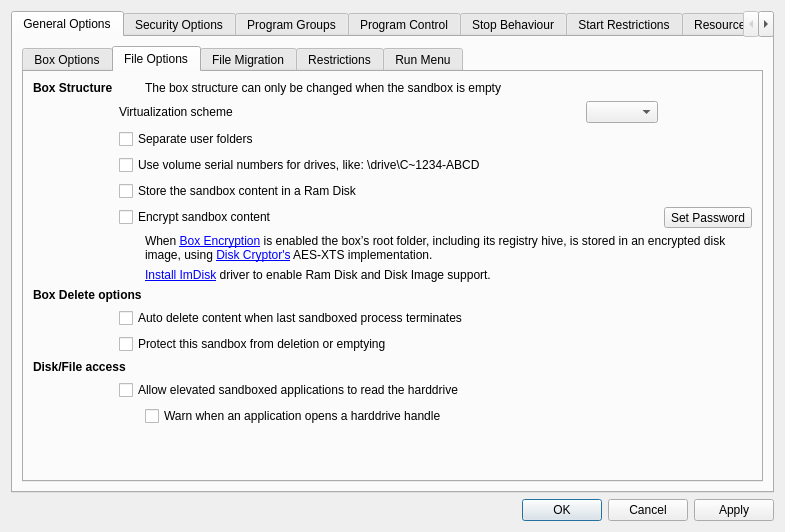
The window that SandboxiePlus/SandMan/Forms/OptionsWindow.ui (sandboxie-plus/Sandboxie) describes before a commit, drawn with Qt 5.
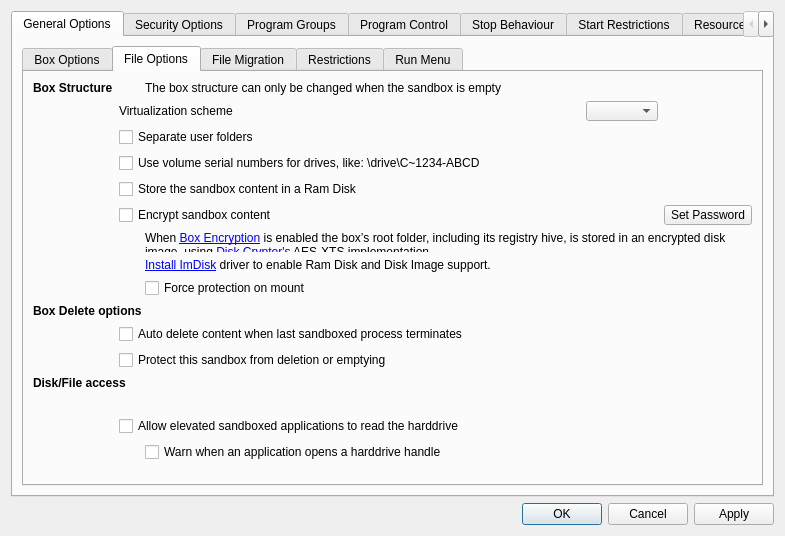
The same window after the commit. The open tabs and pages were chosen to show the change.

Commit message: Add an option to force the protection of an encrypted sandbox to be enabled.

The edit to the form file:
```diff
--- a/SandboxiePlus/SandMan/Forms/OptionsWindow.ui
+++ b/SandboxiePlus/SandMan/Forms/OptionsWindow.ui
@@ -285,63 +285,24 @@
              <string>File Options</string>
             </attribute>
             <layout class="QGridLayout" name="gridLayout_28">
-             <item row="13" column="1">
-              <widget class="QLabel" name="label_37">
-               <property name="maximumSize">
-                <size>
-                 <width>20</width>
-                 <height>16777215</height>
-                </size>
+             <item row="0" column="0">
+              <widget class="QLabel" name="lblStructure">
+               <property name="font">
+                <font>
+                 <weight>75</weight>
+                 <bold>true</bold>
+                 <kerning>true</kerning>
+                </font>
                </property>
                <property name="text">
-                <string/>
+                <string>Box Structure</string>
                </property>
               </widget>
              </item>
-             <item row="5" column="1" colspan="4">
-              <widget class="QCheckBox" name="chkEncrypt">
+             <item row="0" column="2" colspan="2">
+              <widget class="QLabel" name="lblWhenEmpty">
                <property name="text">
-                <string>Encrypt sandbox content</string>
-               </property>
-              </widget>
-             </item>
-             <item row="14" column="3">
-              <spacer name="horizontalSpacer_4">
-               <property name="orientation">
-                <enum>Qt::Horizontal</enum>
-               </property>
-               <property name="sizeHint" stdset="0">
-                <size>
-                 <width>410</width>
-                 <height>13</height>
-                </size>
-               </property>
-              </spacer>
-             </item>
-             <item row="6" column="2" colspan="4">
-              <widget class="QLabel" name="lblCrypto">
-               <property name="text">
-                <string>When &lt;a href=&quot;sbie://docs/boxencryption&quot;&gt;Box Encryption&lt;/a&gt; is enabled the box’s root folder, including its registry hive, is stored in an encrypted disk image, using &lt;a href=&quot;https://diskcryptor.org&quot;&gt;Disk Cryptor's&lt;/a&gt; AES-XTS implementation.</string>
-               </property>
-               <property name="wordWrap">
-                <bool>true</bool>
-               </property>
-               <property name="openExternalLinks">
-                <bool>true</bool>
-               </property>
-              </widget>
-             </item>
-             <item row="13" column="2" colspan="4">
-              <widget class="QCheckBox" name="chkRawDiskNotify">
-               <property name="text">
-                <string>Warn when an application opens a harddrive handle</string>
-               </property>
-              </widget>
-             </item>
-             <item row="5" column="5">
-              <widget class="QToolButton" name="btnPassword">
-               <property name="text">
-                <string>Set Password</string>
+                <string>The box structure can only be changed when the sandbox is empty</string>
                </property>
               </widget>
              </item>
@@ -355,89 +316,7 @@
              <item row="1" column="4">
               <widget class="QComboBox" name="cmbVersion"/>
              </item>
-             <item row="14" column="1">
-              <spacer name="verticalSpacer_2">
-               <property name="orientation">
-                <enum>Qt::Vertical</enum>
-               </property>
-               <property name="sizeHint" stdset="0">
-                <size>
-                 <width>20</width>
-                 <height>52</height>
-                </size>
-               </property>
-              </spacer>
-             </item>
-             <item row="11" column="0" colspan="2">
-              <widget class="QLabel" name="lblRawDisk">
-               <property name="font">
-                <font>
-                 <weight>75</weight>
-                 <bold>true</bold>
-                 <kerning>true</kerning>
-                </font>
-               </property>
-               <property name="text">
-                <string>Disk/File access</string>
-               </property>
-              </widget>
-             </item>
-             <item row="12" column="1" colspan="5">
-              <widget class="QCheckBox" name="chkRawDiskRead">
-               <property name="text">
-                <string>Allow elevated sandboxed applications to read the harddrive</string>
-               </property>
-              </widget>
-             </item>
-             <item row="0" column="2" colspan="4">
-              <widget class="QLabel" name="lblWhenEmpty">
-               <property name="text">
-                <string>The box structure can only be changed when the sandbox is empty</string>
-               </property>
-              </widget>
-             </item>
-             <item row="10" column="1" colspan="4">
-              <widget class="QCheckBox" name="chkProtectBox">
-               <property name="toolTip">
-                <string>Partially checked means prevent box removal but not content deletion.</string>
-               </property>
-               <property name="text">
-                <string>Protect this sandbox from deletion or emptying</string>
-               </property>
-               <property name="tristate">
-                <bool>true</bool>
-               </property>
-              </widget>
-             </item>
-             <item row="9" column="1" colspan="5">
-              <widget class="QCheckBox" name="chkAutoEmpty">
-               <property name="text">
-                <string>Auto delete content when last sandboxed process terminates</string>
-               </property>
-              </widget>
-             </item>
-             <item row="7" column="2" colspan="4">
-              <widget class="QLabel" name="lblImDisk">
-               <property name="text">
-                <string>&lt;a href=&quot;addon://ImDisk&quot;&gt;Install ImDisk&lt;/a&gt; driver to enable Ram Disk and Disk Image support.</string>
-               </property>
-              </widget>
-             </item>
-             <item row="0" column="0">
-              <widget class="QLabel" name="lblStructure">
-               <property name="font">
-                <font>
-                 <weight>75</weight>
-                 <bold>true</bold>
-                 <kerning>true</kerning>
-                </font>
-               </property>
-               <property name="text">
-                <string>Box Structure</string>
-               </property>
-              </widget>
-             </item>
-             <item row="2" column="1" colspan="4">
+             <item row="2" column="1" colspan="3">
               <widget class="QCheckBox" name="chkSeparateUserFolders">
                <property name="text">
                 <string>Separate user folders</string>
@@ -447,14 +326,62 @@
                </property>
               </widget>
              </item>
-             <item row="4" column="1" colspan="4">
+             <item row="3" column="1" colspan="3">
+              <widget class="QCheckBox" name="chkUseVolumeSerialNumbers">
+               <property name="text">
+                <string>Use volume serial numbers for drives, like: \drive\C~1234-ABCD</string>
+               </property>
+              </widget>
+             </item>
+             <item row="4" column="1" colspan="3">
               <widget class="QCheckBox" name="chkRamBox">
                <property name="text">
                 <string>Store the sandbox content in a Ram Disk</string>
                </property>
               </widget>
              </item>
-             <item row="8" column="0" colspan="3">
+             <item row="5" column="1" colspan="3">
+              <widget class="QCheckBox" name="chkEncrypt">
+               <property name="text">
+                <string>Encrypt sandbox content</string>
+               </property>
+              </widget>
+             </item>
+             <item row="5" column="5">
+              <widget class="QToolButton" name="btnPassword">
+               <property name="text">
+                <string>Set Password</string>
+               </property>
+              </widget>
+             </item>
+             <item row="6" column="2" colspan="4">
+              <widget class="QLabel" name="lblCrypto">
+               <property name="text">
+                <string>When &lt;a href=&quot;sbie://docs/boxencryption&quot;&gt;Box Encryption&lt;/a&gt; is enabled the box’s root folder, including its registry hive, is stored in an encrypted disk image, using &lt;a href=&quot;https://diskcryptor.org&quot;&gt;Disk Cryptor's&lt;/a&gt; AES-XTS implementation.</string>
+               </property>
+               <property name="wordWrap">
+                <bool>true</bool>
+               </property>
+               <property name="openExternalLinks">
+                <bool>true</bool>
+               </property>
+              </widget>
+             </item>
+             <item row="7" column="2" colspan="2">
+              <widget class="QLabel" name="lblImDisk">
+               <property name="text">
+                <string>&lt;a href=&quot;addon://ImDisk&quot;&gt;Install ImDisk&lt;/a&gt; driver to enable Ram Disk and Disk Image support.</string>
+               </property>
+              </widget>
+             </item>
+             <item row="8" column="2" colspan="2">
+              <widget class="QCheckBox" name="chkForceProtection">
+               <property name="text">
+                <string>Force protection on mount</string>
+               </property>
+              </widget>
+             </item>
+             <item row="9" column="0" colspan="3">
               <widget class="QLabel" name="lblDelete">
                <property name="font">
                 <font>
@@ -468,13 +395,93 @@
                </property>
               </widget>
              </item>
-             <item row="3" column="1" colspan="5">
-              <widget class="QCheckBox" name="chkUseVolumeSerialNumbers">
+             <item row="10" column="1" colspan="3">
+              <widget class="QCheckBox" name="chkAutoEmpty">
                <property name="text">
-                <string>Use volume serial numbers for drives, like: \drive\C~1234-ABCD</string>
+                <string>Auto delete content when last sandboxed process terminates</string>
                </property>
               </widget>
              </item>
+             <item row="11" column="1" colspan="3">
+              <widget class="QCheckBox" name="chkProtectBox">
+               <property name="toolTip">
+                <string>Partially checked means prevent box removal but not content deletion.</string>
+               </property>
+               <property name="text">
+                <string>Protect this sandbox from deletion or emptying</string>
+               </property>
+               <property name="tristate">
+                <bool>true</bool>
+               </property>
+              </widget>
+             </item>
+             <item row="12" column="0" colspan="2">
+              <widget class="QLabel" name="lblRawDisk">
+               <property name="font">
+                <font>
+                 <weight>75</weight>
+                 <bold>true</bold>
+                 <kerning>true</kerning>
+                </font>
+               </property>
+               <property name="text">
+                <string>Disk/File access</string>
+               </property>
+              </widget>
+             </item>
+             <item row="13" column="1">
+              <widget class="QLabel" name="label_37">
+               <property name="maximumSize">
+                <size>
+                 <width>20</width>
+                 <height>16777215</height>
+                </size>
+               </property>
+               <property name="text">
+                <string/>
+               </property>
+              </widget>
+             </item>
+             <item row="14" column="1" colspan="3">
+              <widget class="QCheckBox" name="chkRawDiskRead">
+               <property name="text">
+                <string>Allow elevated sandboxed applications to read the harddrive</string>
+               </property>
+              </widget>
+             </item>
+             <item row="15" column="2" colspan="2">
+              <widget class="QCheckBox" name="chkRawDiskNotify">
+               <property name="text">
+                <string>Warn when an application opens a harddrive handle</string>
+               </property>
+              </widget>
+             </item>
+             <item row="16" column="1">
+              <spacer name="verticalSpacer_2">
+               <property name="orientation">
+                <enum>Qt::Vertical</enum>
+               </property>
+               <property name="sizeHint" stdset="0">
+                <size>
+                 <width>20</width>
+                 <height>52</height>
+                </size>
+               </property>
+              </spacer>
+             </item>
+             <item row="16" column="3">
+              <spacer name="horizontalSpacer_4">
+               <property name="orientation">
+                <enum>Qt::Horizontal</enum>
+               </property>
+               <property name="sizeHint" stdset="0">
+                <size>
+                 <width>410</width>
+                 <height>13</height>
+                </size>
+               </property>
+              </spacer>
+             </item>
             </layout>
            </widget>
            <widget class="QWidget" name="tabMigration">
@@ -4518,8 +4525,8 @@
                  <rect>
                   <x>0</x>
                   <y>0</y>
-                  <width>98</width>
-                  <height>28</height>
+                  <width>92</width>
+                  <height>16</height>
                  </rect>
                 </property>
                 <layout class="QGridLayout" name="dbgLayout">
```
The commit also changes 4 other files.
